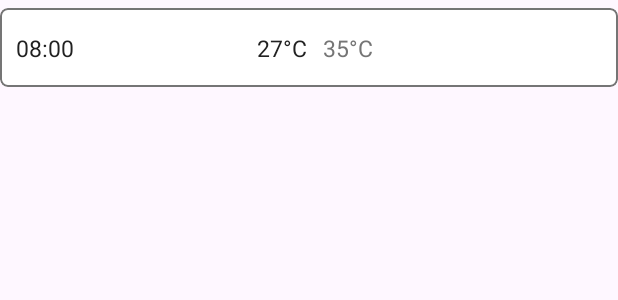
After one commit to enzobortolozzoborges/MyClimate, an Android app: the layout item_container_forecast.xml on its own in the app's theme, with its tools: preview values and no code run, on a phone screen of 412 x 824 dp. The commit adds this screen. Shown: the top 300 px of the screen. Run offline under Robolectric (Android 15) with nearby library versions, the phone set to English and light mode, and no system bars.

Commit message:
Weather Forecast/1

```diff
--- /dev/null
+++ b/app/src/main/res/layout/item_container_forecast.xml
@@ -0,0 +1,74 @@
+<?xml version="1.0" encoding="utf-8"?>
+<com.google.android.material.card.MaterialCardView xmlns:android="http://schemas.android.com/apk/res/android"
+    xmlns:app="http://schemas.android.com/apk/res-auto"
+    xmlns:tools="http://schemas.android.com/tools"
+    android:layout_width="match_parent"
+    android:layout_height="wrap_content"
+    android:layout_marginTop="@dimen/_4sdp"
+    android:layout_marginBottom="@dimen/_4sdp"
+    app:cardBackgroundColor="@color/white"
+    app:cardCornerRadius="@dimen/_4sdp"
+    app:cardElevation="0dp"
+    app:strokeColor="@color/sonic_silver"
+    app:strokeWidth="1dp">
+
+    <androidx.constraintlayout.widget.ConstraintLayout
+        android:layout_width="match_parent"
+        android:layout_height="wrap_content"
+        android:padding="@dimen/_8sdp">
+
+        <androidx.appcompat.widget.AppCompatTextView
+            android:id="@+id/textTime"
+            android:layout_width="wrap_content"
+            android:layout_height="wrap_content"
+            android:ellipsize="end"
+            android:maxLines="1"
+            android:textColor="@color/raising_black"
+            android:textSize="@dimen/_12ssp"
+            app:layout_constraintBottom_toBottomOf="parent"
+            app:layout_constraintStart_toStartOf="parent"
+            app:layout_constraintTop_toTopOf="parent"
+            tools:text="08:00" />
+
+        <androidx.appcompat.widget.AppCompatImageView
+            android:id="@+id/imageIcon"
+            android:layout_width="@dimen/_24sdp"
+            android:layout_height="@dimen/_24sdp"
+            app:layout_constraintBottom_toBottomOf="parent"
+            app:layout_constraintEnd_toEndOf="parent"
+            app:layout_constraintTop_toTopOf="parent" />
+
+        <androidx.appcompat.widget.AppCompatTextView
+            android:id="@+id/textTemperature"
+            android:layout_width="0dp"
+            android:layout_height="wrap_content"
+            android:layout_marginStart="@dimen/_8sdp"
+            android:gravity="end"
+            android:textColor="@color/raising_black"
+            android:textSize="@dimen/_12ssp"
+            app:layout_constraintBottom_toBottomOf="parent"
+            app:layout_constraintEnd_toStartOf="@+id/textFeelsLikeTemperature"
+            app:layout_constraintHorizontal_weight="1"
+            app:layout_constraintStart_toEndOf="@+id/textTime"
+            app:layout_constraintTop_toTopOf="parent"
+            tools:text="27\u00B0C" />
+
+        <androidx.appcompat.widget.AppCompatTextView
+            android:id="@+id/textFeelsLikeTemperature"
+            android:layout_width="0dp"
+            android:layout_height="wrap_content"
+            android:layout_marginStart="@dimen/_8sdp"
+            android:layout_marginEnd="@dimen/_8sdp"
+            android:gravity="start"
+            android:textColor="@color/sonic_silver"
+            android:textSize="@dimen/_12ssp"
+            app:layout_constraintBottom_toBottomOf="parent"
+            app:layout_constraintEnd_toStartOf="@+id/imageIcon"
+            app:layout_constraintHorizontal_weight="1"
+            app:layout_constraintStart_toEndOf="@+id/textTemperature"
+            app:layout_constraintTop_toTopOf="parent"
+            tools:text="35\u00B0C" />
+
+    </androidx.constraintlayout.widget.ConstraintLayout>
+
+</com.google.android.material.card.MaterialCardView>
```
Also changed, not shown: app/src/main/java/br/androidapp/myclimate/data/WeatherData.kt (+8 -0 lines), app/src/main/java/br/androidapp/myclimate/fragments/home/HomeViewModel.kt (+26 -7 lines), app/src/main/java/br/androidapp/myclimate/fragments/home/WeatherDataAdapter.kt (+6 -2 lines), app/src/main/java/br/androidapp/myclimate/fragments/location/LocationFragment.kt (+78 -1 lines).
